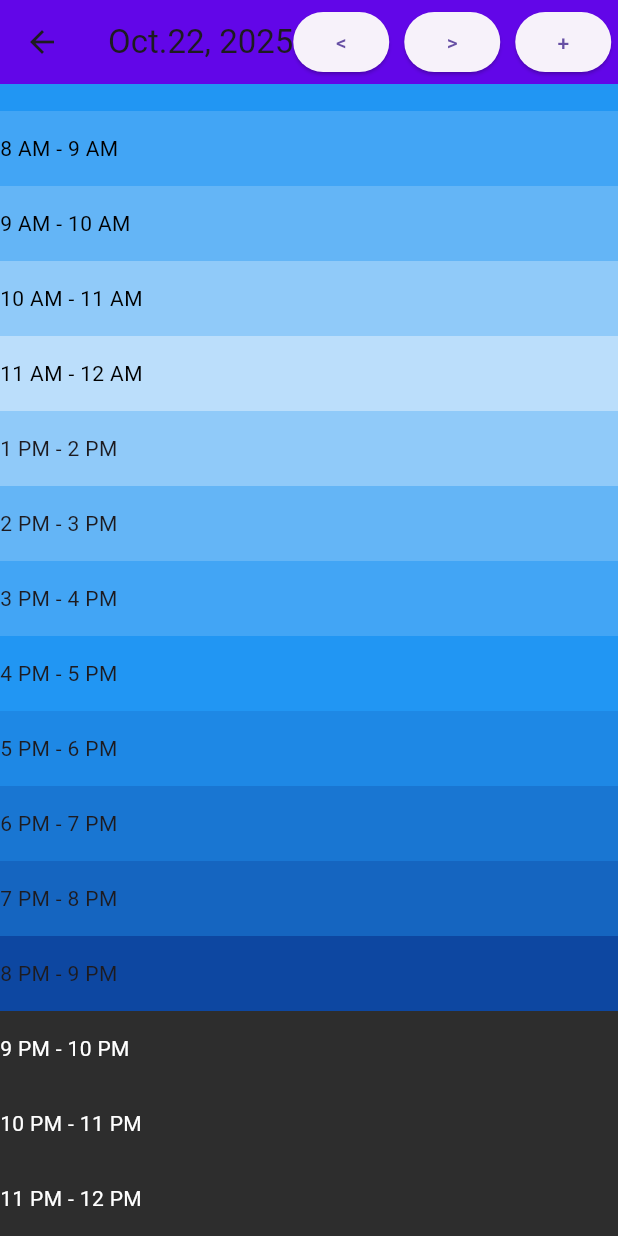
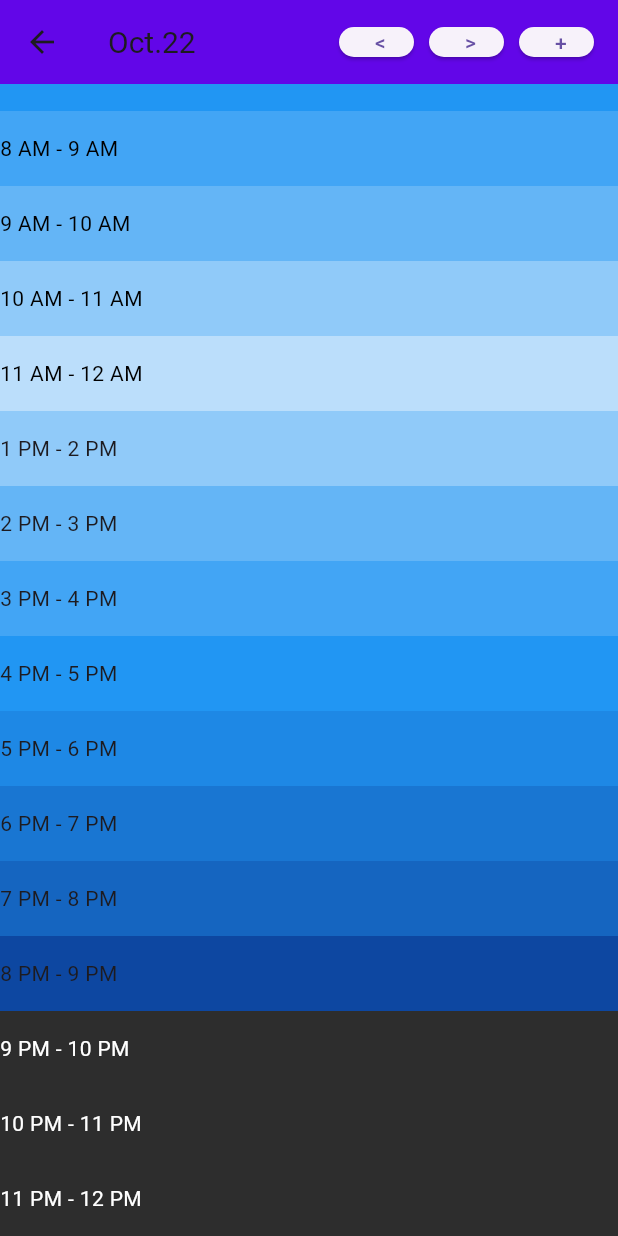
Before and after one commit to CS196Illinois/FA25-Group1, a Flutter app: the Calendar screen opened directly, on a phone screen of 412 x 824 dp. Run offline on Flutter 3.47's test engine with Material 3 defaults, Android fonts, the phone set to English and light mode, and no system bars; our stand-ins replace animate_do.

Commit message:
deleted year, and made buttons smaller, and prepare to add events

```diff
--- a/App/lib/calendar.dart
+++ b/App/lib/calendar.dart
@@ -1,3 +1,5 @@
+//import 'dart:nativewrappers/_internal/vm/lib/ffi_patch.dart';
+
 import 'package:flutter/material.dart';
 import 'dart:collection';
 import 'form_page.dart';
@@ -114,13 +116,30 @@ class _CalendarState extends State<Calendar> {
       appBar: AppBar(
         title: Row(
           children: [
-            Text("$currentMonth$day, $year"),
+            Text("$currentMonth$day", textAlign: TextAlign.left, style: TextStyle(
+              fontSize: 20,
+            ),),
             const Expanded(child: SizedBox()),
-            ElevatedButton(onPressed: decreaseDate, child: const Text("<")),
+            SizedBox(
+              width: 50,
+              height: 20,
+              child: ElevatedButton(
+                onPressed: decreaseDate,
+                child: const Text("<"),
+              ),
+            ),
             const SizedBox(width: 10),
-            ElevatedButton(onPressed: increaseDate, child: const Text(">")),
+            SizedBox(
+              width: 50,
+              height: 20,
+              child: ElevatedButton(
+                onPressed: increaseDate,
+                child: const Text(">"),),),
             const SizedBox(width: 10),
-            ElevatedButton(
+            SizedBox(
+              width: 50,
+              height: 20,
+              child: ElevatedButton(
               onPressed: () {
                 Navigator.push(
                   context,
@@ -128,6 +147,7 @@ class _CalendarState extends State<Calendar> {
                 );
               },
               child: const Text("+"),
+            ),
             ),
           ],
         ),
--- a/App/lib/main.dart
+++ b/App/lib/main.dart
@@ -1,10 +1,10 @@
 import 'package:flutter/material.dart';
-import 'package:helloworld/sign-in-page.dart';
+//import 'package:helloworld/sign-in-page.dart';
 import 'package:helloworld/calendar.dart';
 
 void main() {
   runApp(MaterialApp(
     debugShowCheckedModeBanner: false,
-    home: HomePage(), // start with Sign-In page
+    home: Calendar(), // start with Sign-In page
   ));
 }
```
